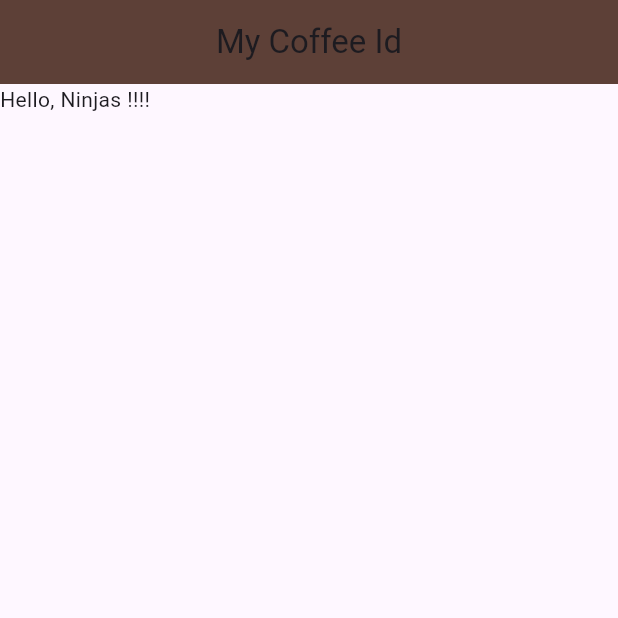
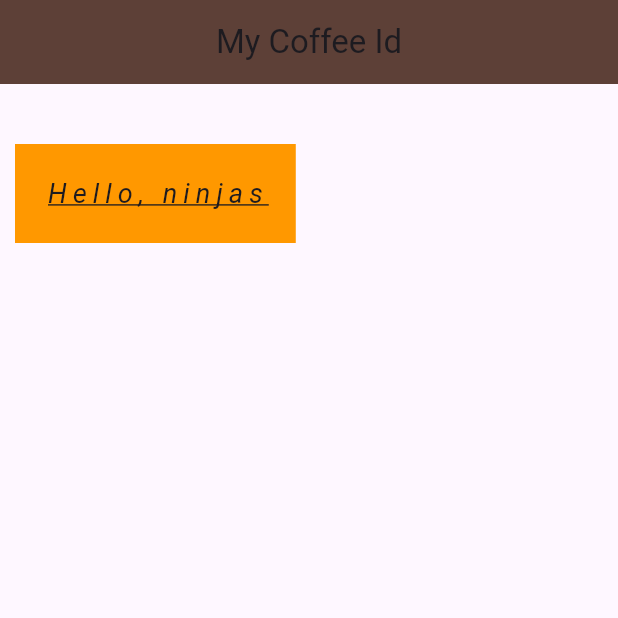
Before and after one commit to Bilal-eng/Coffee-Card, a Flutter app: the screen it shows after launch, on a phone screen of 412 x 824 dp, the top half of it. Run offline on Flutter 3.47's test engine with Material 3 defaults, Android fonts, the phone set to English and light mode, and no system bars.

Commit message:
Add a Container widget

```diff
--- a/lib/main.dart
+++ b/lib/main.dart
@@ -20,6 +20,21 @@ class Home extends StatelessWidget {
 
   @override
   Widget build(BuildContext context) {
-    return const Text('Hello, Ninjas !!!!');
+    return Container(
+      color: Colors.orange,
+      // width: 200,
+      // height: 100,
+      padding: EdgeInsets.all(20),
+      margin: EdgeInsets.fromLTRB(10, 40, 0, 0),
+      child: Text(
+        'Hello, ninjas',
+        style: TextStyle(
+          fontSize: 18,
+          letterSpacing: 4,
+          decoration: TextDecoration.underline,
+          fontStyle: FontStyle.italic,
+        ),
+      ),
+    );
   }
 }
```
